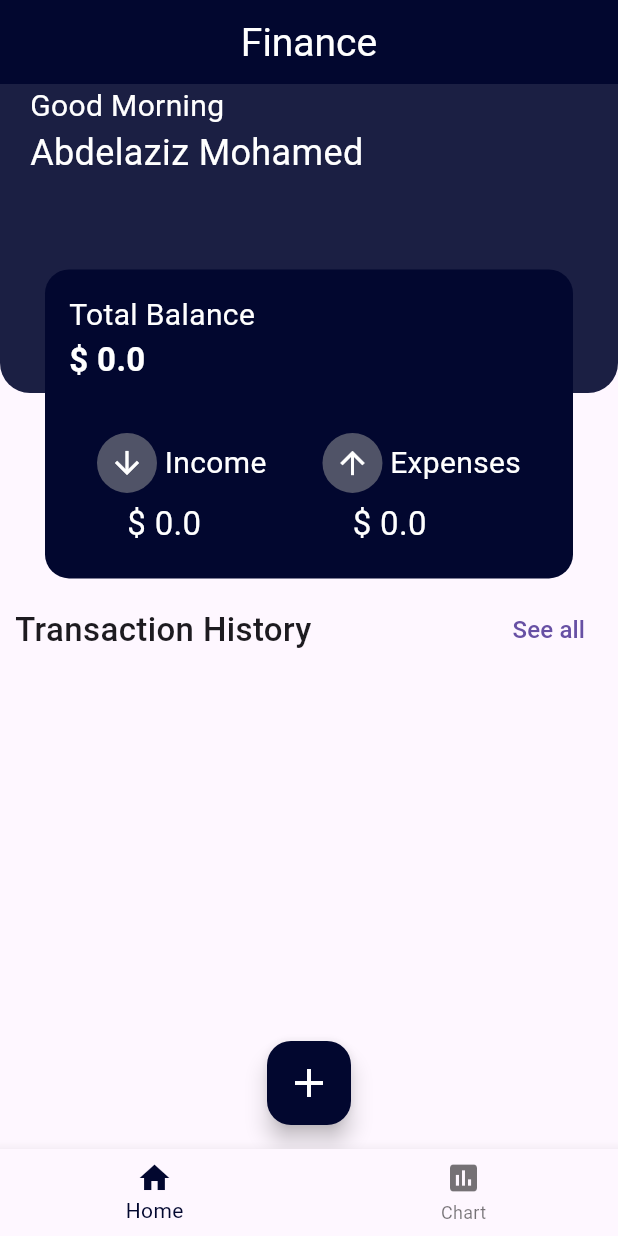
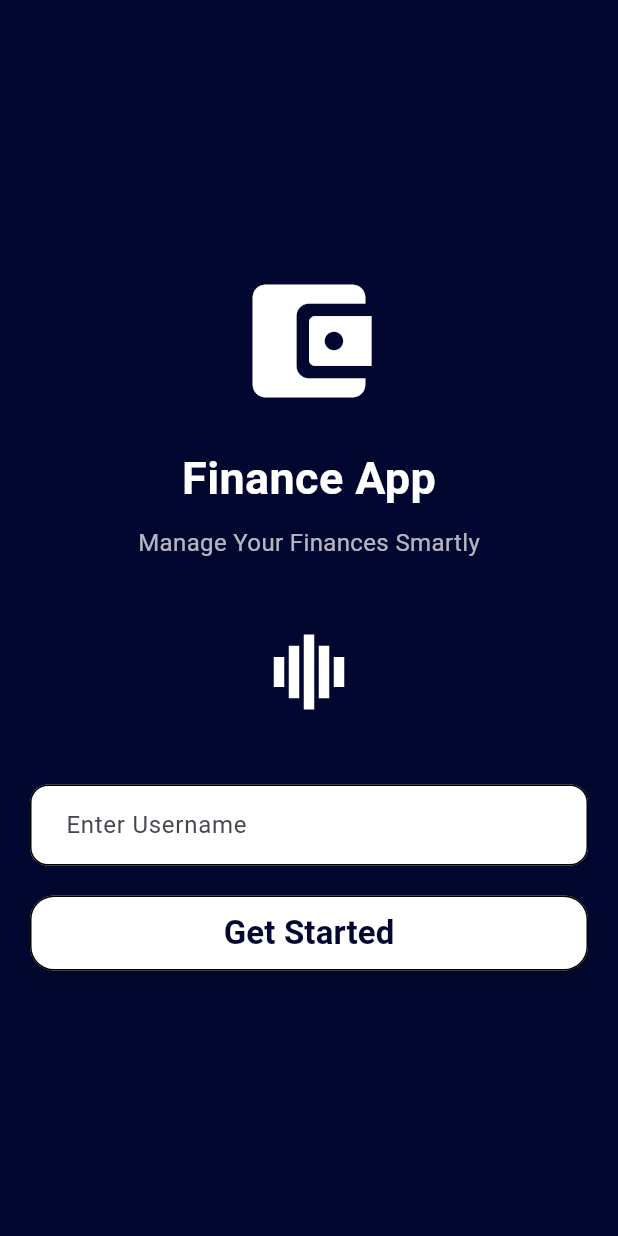
Before and after one commit to AbdelazizMohamed-GitHub/finance_app, a Flutter app: the screen it shows after launch, on a phone screen of 412 x 824 dp. Run offline on Flutter 3.47's test engine with Material 3 defaults, Android fonts, the phone set to English and light mode, and no system bars; our stand-ins replace bloc, fl_chart, flutter_bloc, flutter_spinkit, hive_flutter; missing offline and left inert: dart:ffi; accounts and stored records are empty.

Commit message:
Add Splash Screen

```diff
--- a/lib/constnat.dart
+++ b/lib/constnat.dart
@@ -4,6 +4,8 @@ import 'package:flutter/material.dart';
 
 const Color kPrimaryColor = Color(0xff02072F);
 const String kBox = 'finance';
+const String kUserBox = 'user';
+
 final List screens = [const HomeScreen(), const ChartScreen()];
 
 class AppImages {
--- a/lib/main.dart
+++ b/lib/main.dart
@@ -1,10 +1,9 @@
-
-
 import 'package:finance_app/constnat.dart';
 import 'package:finance_app/cubits/fetch_data_cubit/fetch_data_cubit.dart';
 import 'package:finance_app/model/finance_model.dart';
 import 'package:finance_app/observer.dart';
 import 'package:finance_app/view/main_screen.dart';
+import 'package:finance_app/view/splach_screen.dart';
 import 'package:flutter/material.dart';
 import 'package:flutter_bloc/flutter_bloc.dart';
 import 'package:hive_flutter/adapters.dart';
@@ -13,6 +12,7 @@ void main() async {
   await Hive.initFlutter();
   Hive.registerAdapter<FinanceModel>(FinanceModelAdapter());
   await Hive.openBox<FinanceModel>(kBox);
+  await Hive.openBox(kUserBox);
   Bloc.observer = Observer();
   runApp(const FinanceApp());
 }
@@ -31,7 +31,7 @@ class FinanceApp extends StatelessWidget {
               backgroundColor: kPrimaryColor,
               centerTitle: true),
         ),
-        home: const MainScreen(),
+        home: Hive.box(kUserBox).get('isLogin', defaultValue: false) ? const MainScreen() : const SplashScreen(),
       ),
     );
   }
--- a/lib/view/home_screen.dart
+++ b/lib/view/home_screen.dart
@@ -6,6 +6,7 @@ import 'package:finance_app/model/finance_model.dart';
 import 'package:finance_app/view/add_screen.dart';
 import 'package:finance_app/view/see_all_screen.dart';
 import 'package:finance_app/view/widget/custom_finance_item.dart';
+import 'package:finance_app/view/widget/custom_home_balance.dart';
 import 'package:finance_app/view/widget/custom_total_income_and_expenses.dart';
 import 'package:flutter/material.dart';
 
@@ -62,19 +63,18 @@ class HomeScreen extends StatelessWidget {
                       ),
                     ),
                     child: Padding(
-                            padding: const EdgeInsets.symmetric(horizontal: 20),
+                      padding: const EdgeInsets.symmetric(
+                          horizontal: 20, vertical: 20),
                       child: Column(
                         crossAxisAlignment: CrossAxisAlignment.start,
                         children: [
                           Text(
                             'Good Morning',
-                                  style: TextStyle(
-                                      fontSize: 20, color: Colors.white),
+                            style: TextStyle(fontSize: 20, color: Colors.white),
                           ),
                           Text(
-                                  'Abdelaziz Mohamed',
-                                  style: TextStyle(
-                                      fontSize: 24, color: Colors.white),
+                            '${Hive.box(kUserBox).get('username')}',
+                            style: TextStyle(fontSize: 24, color: Colors.white),
                           )
                         ],
                       ),
@@ -85,57 +85,7 @@ class HomeScreen extends StatelessWidget {
                           top: MediaQuery.of(context).size.height * 0.15,
                           left: 30,
                           right: 30),
-                          child: Container(
-                            padding: EdgeInsets.all(16),
-                            width: double.infinity,
-                            height: MediaQuery.of(context).size.height * 0.25,
-                            decoration: BoxDecoration(
-                                borderRadius: BorderRadius.circular(16),
-                                color: kPrimaryColor),
-                            child: Column(
-                              crossAxisAlignment: CrossAxisAlignment.start,
-                              children: [
-                                Text(
-                                  "Total Balance",
-                                  style: TextStyle(
-                                    fontSize: 20,
-                                    color: Colors.white,
-                                  ),
-                                ),
-                                Text(
-                                  "\$ ${BlocProvider.of<FetchDataCubit>(context).totalBalance}",
-                                  style: TextStyle(
-                                      fontSize: 22,
-                                      color: Colors.white,
-                                      fontWeight: FontWeight.bold),
-                                ),
-                                Spacer(),
-                                Row(
-                                  mainAxisAlignment:
-                                      MainAxisAlignment.spaceAround,
-                                  children: [
-                                    CustomTotalIncomeAndExpanses(
-                                      titleText: 'Income',
-                                      total: BlocProvider.of<FetchDataCubit>(
-                                              context)
-                                          .totalIncome
-                                          .toString(),
-                                      icon: Icons.arrow_downward,
-                                    ),
-                                    CustomTotalIncomeAndExpanses(
-                                      titleText: 'Expenses',
-                                      total: BlocProvider.of<FetchDataCubit>(
-                                              context)
-                                          .totalExpense
-                                          .toString(),
-                                      icon: Icons.arrow_upward,
-                                    )
-                                  ],
-                                ),
-                              ],
-                            ),
-                          ),
-                        )
+                      child: CustomHomeBalance())
                 ],
               ),
               SizedBox(
@@ -148,8 +98,8 @@ class HomeScreen extends StatelessWidget {
                   children: [
                     Text(
                       "Transaction History",
-                            style: TextStyle(
-                                fontSize: 22, fontWeight: FontWeight.w500),
+                      style:
+                          TextStyle(fontSize: 22, fontWeight: FontWeight.w500),
                     ),
                     TextButton(
                       onPressed: () {
@@ -175,19 +125,12 @@ class HomeScreen extends StatelessWidget {
                     return Divider();
                   },
                   itemBuilder: (BuildContext context, int index) {
-                          return Dismissible(
-                              key: Key(index.toString()),
-                              direction: DismissDirection.endToStart,
-                              // confirmDismiss: (direction) {
+                    return GestureDetector(
+                        onDoubleTap: () {
+                          list[index].delete();
 
-                              // },
-                              background: Container(
-                                color: kPrimaryColor,
-                                child: Icon(
-                                  Icons.delete,
-                                  color: Colors.white,
-                                ),
-                              ),
+                          BlocProvider.of<FetchDataCubit>(context).fetchData();
+                        },
                         child: CustomFinanceItem(
                           financeModel: list,
                           index: index,
--- /dev/null
+++ b/lib/view/splach_screen.dart
@@ -0,0 +1,64 @@
+// ignore_for_file: prefer_const_constructors
+
+import 'package:finance_app/constnat.dart';
+import 'package:finance_app/view/widget/custom_splash_button.dart';
+import 'package:finance_app/view/widget/custom_text_form.dart';
+import 'package:flutter/material.dart';
+import 'package:flutter_spinkit/flutter_spinkit.dart'
+    as sp; // Add this package for cool spinners
+
+class SplashScreen extends StatelessWidget {
+  const SplashScreen({super.key});
+
+  @override
+  Widget build(BuildContext context) {
+    return Scaffold(
+      backgroundColor: kPrimaryColor,
+      body: SafeArea(
+        child: Column(
+          mainAxisAlignment: MainAxisAlignment.center,
+          children: <Widget>[
+            // App Logo
+            Icon(
+              Icons.account_balance_wallet_rounded, // Finance-related icon
+              size: 100.0,
+              color: Colors.white,
+            ),
+            SizedBox(height: 20.0),
+
+            // App Name
+            Text(
+              'Finance App',
+              style: TextStyle(
+                fontSize: 30.0,
+                fontWeight: FontWeight.bold,
+                color: Colors.white,
+              ),
+            ),
+
+            SizedBox(height: 10.0),
+
+            // Tagline
+            Text(
+              'Manage Your Finances Smartly',
+              style: TextStyle(
+                fontSize: 16.0,
+                color: Colors.white70,
+              ),
+            ),
+
+            SizedBox(height: 50.0),
+
+            // Loading Spinner
+            sp.SpinKitPianoWave(
+              color: Colors.white,
+              size: 50.0,
+            ),
+            SizedBox(height: 50.0),
+            CustomSplashButton()
+          ],
+        ),
+      ),
+    );
+  }
+}
--- /dev/null
+++ b/lib/view/widget/custom_splash_button.dart
@@ -0,0 +1,65 @@
+import 'package:finance_app/constnat.dart';
+import 'package:finance_app/view/main_screen.dart';
+import 'package:finance_app/view/widget/custom_text_form.dart';
+import 'package:flutter/cupertino.dart';
+import 'package:flutter/material.dart';
+import 'package:hive_flutter/hive_flutter.dart';
+
+class CustomSplashButton extends StatefulWidget {
+  const CustomSplashButton({super.key});
+
+  @override
+  State<CustomSplashButton> createState() => _CustomSplashButtonState();
+}
+
+class _CustomSplashButtonState extends State<CustomSplashButton> {
+  TextEditingController? textController = TextEditingController();
+  @override
+  Widget build(BuildContext context) {
+    return Padding(
+      padding: const EdgeInsets.symmetric(horizontal: 20),
+      child: Column(
+        children: [
+          CustomTextForm(
+              text: 'Enter Username',
+              textController: textController,
+              textType: TextInputType.text),
+          const SizedBox(height: 20.0),
+          MaterialButton(
+            minWidth: double.infinity,
+            height: 50,
+            color: Colors.white,
+            shape: OutlineInputBorder(borderRadius: BorderRadius.circular(16)),
+            onPressed: () {
+              if (textController!.text.isNotEmpty) {
+                Hive.box(kUserBox).put('username', textController!.text);
+                Hive.box(kUserBox).put('isLogin', true);
+
+                Navigator.push(context, MaterialPageRoute(builder: (context) {
+                  return const MainScreen();
+                }));
+              } else {
+                ScaffoldMessenger.of(context).showSnackBar(
+                  const SnackBar(
+                    backgroundColor: Colors.white,
+                    content: Text(
+                      'Please fill the username',
+                      style: TextStyle(color: kPrimaryColor, fontSize: 18),
+                    ),
+                  ),
+                );
+              }
+            },
+            child: const Text(
+              'Get Started',
+              style: TextStyle(
+                  fontSize: 22,
+                  fontWeight: FontWeight.bold,
+                  color: kPrimaryColor),
+            ),
+          ),
+        ],
+      ),
+    );
+  }
+}
--- a/lib/view/widget/custom_text_form.dart
+++ b/lib/view/widget/custom_text_form.dart
@@ -15,9 +15,13 @@ class CustomTextForm extends StatelessWidget {
   final TextInputType textType;
   @override
   Widget build(BuildContext context) {
-    return TextFormField(keyboardType:textType ,
+    return TextFormField(
+      keyboardType: textType,
       controller: textController,
       decoration: InputDecoration(
+        contentPadding: EdgeInsets.symmetric(horizontal: 20, vertical: 15),
+        filled: true,
+        fillColor: Colors.white,
         hintText: text,
         focusedBorder: OutlineInputBorder(
           borderRadius: BorderRadius.circular(12),
--- a/pubspec.yaml
+++ b/pubspec.yaml
@@ -36,6 +36,7 @@ dependencies:
     sdk: flutter
   flutter_bloc: ^8.1.6
 
+  flutter_spinkit: ^5.2.1
   hive: ^2.2.3
   hive_flutter: ^1.1.0
   intl: ^0.19.0
```
Also changed, not shown: lib/cubits/add_data_cubit/add_data_cubit.dart (+7 -8 lines), lib/view/add_screen.dart (+4 -6 lines), lib/view/chart_screen.dart (+24 -35 lines), lib/view/widget/custom_add_screen_button.dart (deleted, +0 -55 lines), lib/view/widget/custom_category_chart.dart (added, +45 -0 lines), lib/view/widget/custom_home_balance.dart (added, +60 -0 lines), pubspec.lock. Lines whose indentation alone changed are shown as unchanged.
